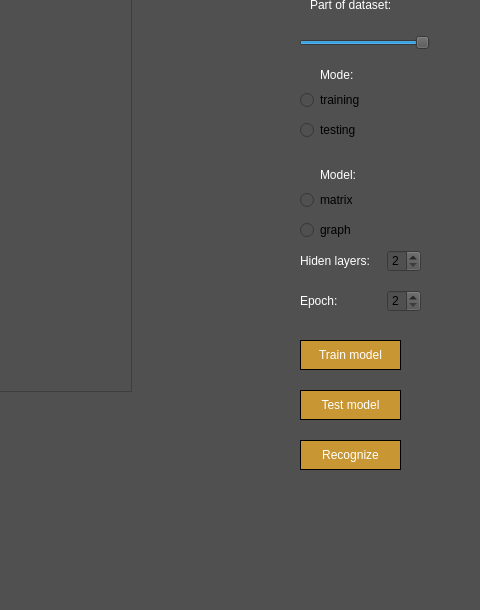
First picture: the form in src/view/view.ui, repository KolyaDavydov/CPP_ML_MultilauerPerceptron, before the edit; both pictures show x 540 to 1020 and y 190 to 800 of the 1020 by 800 pixel window.
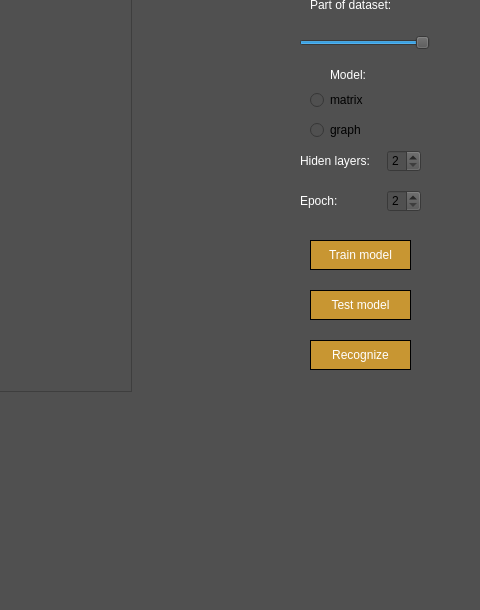
Second picture: the form after the edit.

Commit message: test mode reworking

What changed in the file:
```diff
--- a/src/view/view.ui
+++ b/src/view/view.ui
@@ -66,8 +66,8 @@
    <widget class="QRadioButton" name="matrix_model">
     <property name="geometry">
      <rect>
-      <x>840</x>
-      <y>380</y>
+      <x>850</x>
+      <y>280</y>
       <width>99</width>
       <height>20</height>
      </rect>
@@ -79,8 +79,8 @@
    <widget class="QRadioButton" name="graph_model">
     <property name="geometry">
      <rect>
-      <x>840</x>
-      <y>410</y>
+      <x>850</x>
+      <y>310</y>
       <width>99</width>
       <height>20</height>
      </rect>
@@ -92,8 +92,8 @@
    <widget class="QLabel" name="label_model">
     <property name="geometry">
      <rect>
-      <x>860</x>
-      <y>350</y>
+      <x>870</x>
+      <y>250</y>
       <width>60</width>
       <height>30</height>
      </rect>
@@ -187,7 +187,7 @@
     <property name="geometry">
      <rect>
       <x>840</x>
-      <y>440</y>
+      <y>340</y>
       <width>121</width>
       <height>22</height>
      </rect>
@@ -219,7 +219,7 @@
     <property name="geometry">
      <rect>
       <x>840</x>
-      <y>480</y>
+      <y>380</y>
       <width>121</width>
       <height>22</height>
      </rect>
@@ -247,48 +247,6 @@
      </item>
     </layout>
    </widget>
-   <widget class="QLabel" name="label_mode">
-    <property name="geometry">
-     <rect>
-      <x>860</x>
-      <y>250</y>
-      <width>60</width>
-      <height>30</height>
-     </rect>
-    </property>
-    <property name="styleSheet">
-     <string notr="true">color: white;</string>
-    </property>
-    <property name="text">
-     <string>Mode:</string>
-    </property>
-   </widget>
-   <widget class="QRadioButton" name="training_mode">
-    <property name="geometry">
-     <rect>
-      <x>840</x>
-      <y>280</y>
-      <width>99</width>
-      <height>20</height>
-     </rect>
-    </property>
-    <property name="text">
-     <string>training</string>
-    </property>
-   </widget>
-   <widget class="QRadioButton" name="testing_mode">
-    <property name="geometry">
-     <rect>
-      <x>840</x>
-      <y>310</y>
-      <width>99</width>
-      <height>20</height>
-     </rect>
-    </property>
-    <property name="text">
-     <string>testing</string>
-    </property>
-   </widget>
    <widget class="QGraphicsView" name="graphicsView">
     <property name="enabled">
      <bool>true</bool>
@@ -311,8 +269,8 @@
    <widget class="QPushButton" name="pushButton_train_model">
     <property name="geometry">
      <rect>
-      <x>840</x>
-      <y>530</y>
+      <x>850</x>
+      <y>430</y>
       <width>101</width>
       <height>30</height>
      </rect>
@@ -334,8 +292,8 @@
    <widget class="QPushButton" name="pushButton_test_model">
     <property name="geometry">
      <rect>
-      <x>840</x>
-      <y>580</y>
+      <x>850</x>
+      <y>480</y>
       <width>101</width>
       <height>30</height>
      </rect>
@@ -357,8 +315,8 @@
    <widget class="QPushButton" name="pushButton_recognize_symbol">
     <property name="geometry">
      <rect>
-      <x>840</x>
-      <y>630</y>
+      <x>850</x>
+      <y>530</y>
       <width>101</width>
       <height>30</height>
      </rect>
```
The commit also changes 2 other files.
